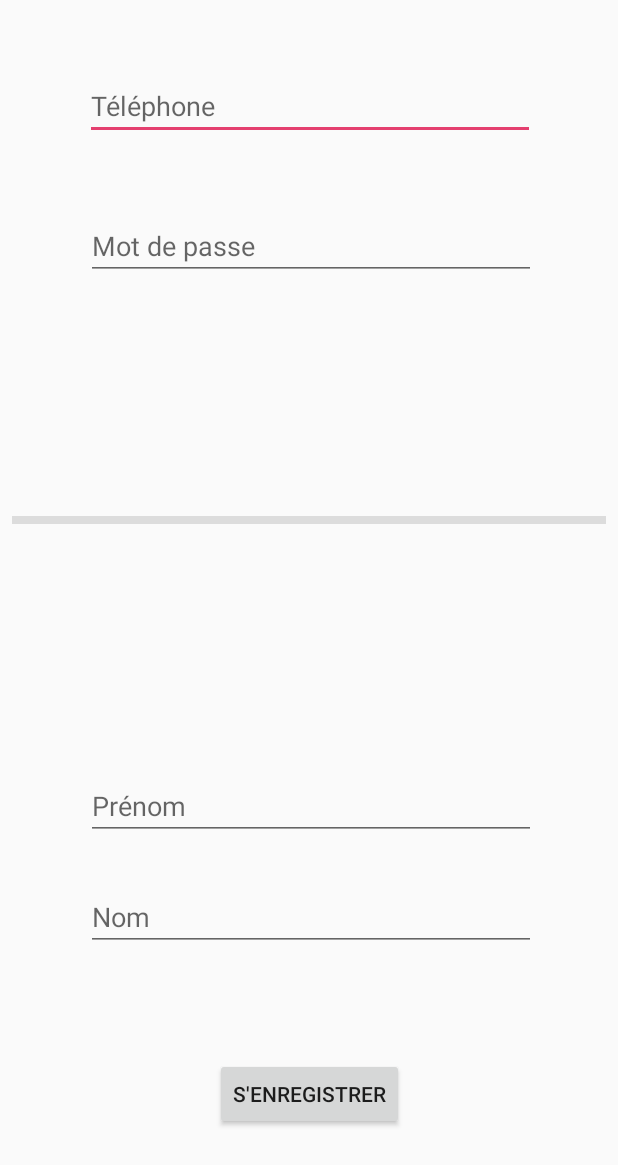
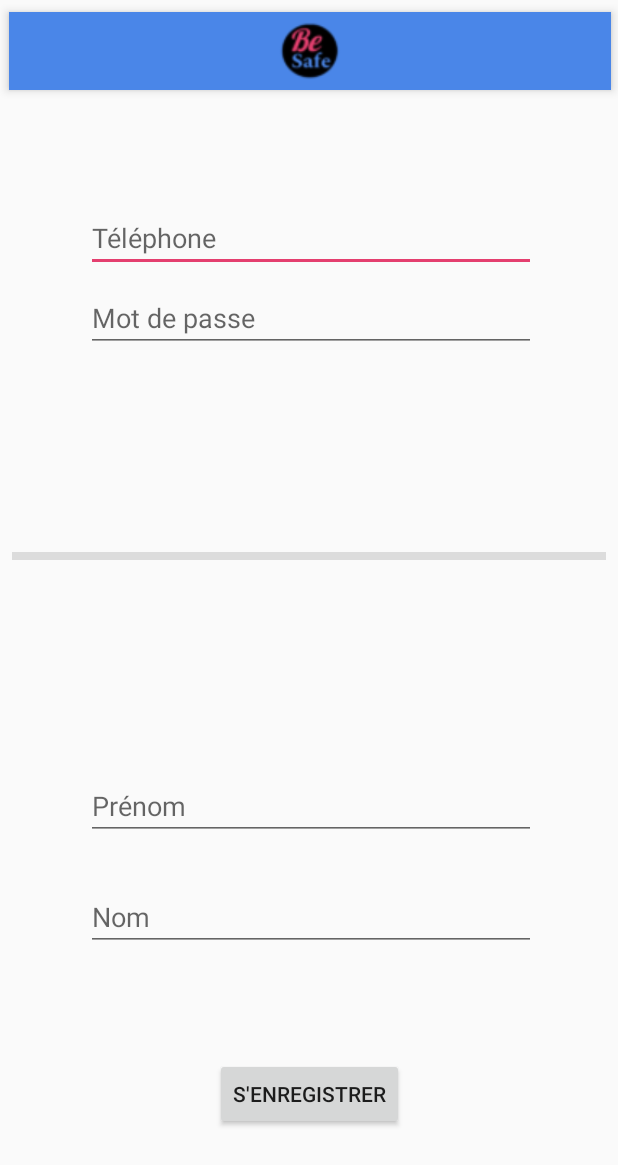
Before and after one commit to ArtyNaCl/besafe-android-app, an Android app: the RegisterActivity screen opened directly, with no data from a screen before it, on a phone screen of 412 x 824 dp. Shown: the top 1165 px of the screen. Run offline under Robolectric (Android 15) with nearby library versions, the phone set to English and light mode, and no system bars; our stand-ins replace Volley; network calls fail.

Commit message:
MAJ LOGO

```diff
--- a/app/src/main/res/layout/register_user.xml
+++ b/app/src/main/res/layout/register_user.xml
@@ -5,6 +5,29 @@
     xmlns:tools="http://schemas.android.com/tools"
     android:layout_width="match_parent"
     android:layout_height="match_parent">
+
+    <android.support.design.widget.AppBarLayout
+        android:layout_width="401dp"
+        android:layout_height="52dp"
+        android:layout_marginStart="8dp"
+        android:layout_marginTop="8dp"
+        android:layout_marginEnd="8dp"
+        android:layout_marginBottom="8dp"
+        android:theme="@style/AppTheme.AppBarOverlay"
+        app:layout_constraintBottom_toBottomOf="parent"
+        app:layout_constraintEnd_toEndOf="parent"
+        app:layout_constraintHorizontal_bias="0.484"
+        app:layout_constraintStart_toStartOf="parent"
+        app:layout_constraintTop_toTopOf="parent"
+        app:layout_constraintVertical_bias="0.0">
+
+        <ImageView
+            android:id="@+id/imageView2"
+            android:layout_width="match_parent"
+            android:layout_height="match_parent"
+            app:srcCompat="@drawable/androidicon48x48" />
+
+    </android.support.design.widget.AppBarLayout>
 
     <EditText
         android:id="@+id/phone_user"
@@ -19,9 +42,10 @@
         android:inputType="phone"
         app:layout_constraintBottom_toTopOf="@+id/mdp_user"
         app:layout_constraintEnd_toEndOf="parent"
-        app:layout_constraintHorizontal_bias="0.504"
+        app:layout_constraintHorizontal_bias="0.514"
         app:layout_constraintStart_toStartOf="parent"
         app:layout_constraintTop_toTopOf="parent"
+        app:layout_constraintVertical_bias="1.0"
         tools:ignore="MissingConstraints" />
 
     <EditText
@@ -40,7 +64,7 @@
         app:layout_constraintHorizontal_bias="0.514"
         app:layout_constraintStart_toStartOf="parent"
         app:layout_constraintTop_toTopOf="parent"
-        app:layout_constraintVertical_bias="0.175" />
+        app:layout_constraintVertical_bias="0.238" />
 
     <Button
         android:id="@+id/register_button"
```
Also changed, not shown: app/src/main/res/layout/activity_login.xml (+8 -0 lines), app/src/main/res/layout/alert_notification.xml (+17 -3 lines), app/src/main/res/layout/alert_responder.xml (+0 -7 lines).
